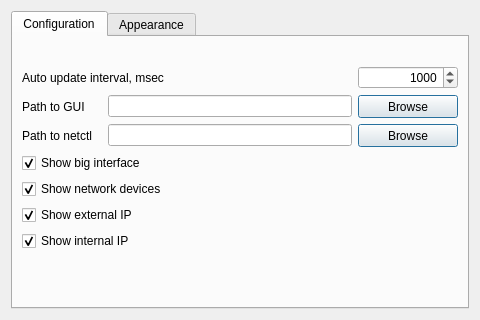
Qt form sources/plasmoid/configwindow.ui (arcan1s/netctl-gui) before a commit.
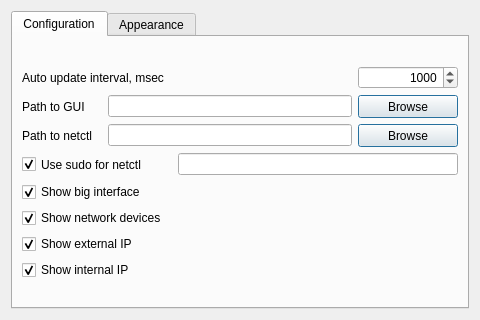
The same form after that commit. Custom widgets are drawn as their Qt base class.

Commit message: now plasmoid works normally

```diff
--- a/sources/plasmoid/configwindow.ui
+++ b/sources/plasmoid/configwindow.ui
@@ -46,7 +46,7 @@
           <widget class="QLabel" name="label_autoUpdate">
            <property name="minimumSize">
             <size>
-             <width>100</width>
+             <width>150</width>
              <height>23</height>
             </size>
            </property>
@@ -170,6 +170,29 @@
          </item>
         </layout>
        </item>
+       <item>
+        <layout class="QHBoxLayout" name="layout_sudo">
+         <item>
+          <widget class="QCheckBox" name="checkBox_sudo">
+           <property name="minimumSize">
+            <size>
+             <width>150</width>
+             <height>23</height>
+            </size>
+           </property>
+           <property name="text">
+            <string>Use sudo for netctl</string>
+           </property>
+           <property name="checked">
+            <bool>true</bool>
+           </property>
+          </widget>
+         </item>
+         <item>
+          <widget class="QLineEdit" name="lineEdit_sudo"/>
+         </item>
+        </layout>
+       </item>
        <item>
         <widget class="QCheckBox" name="checkBox_showBigInterface">
          <property name="text">
```
Left out of the diff: 2 changed lines with no effect on the pictures. The commit also changes 2 other files.
